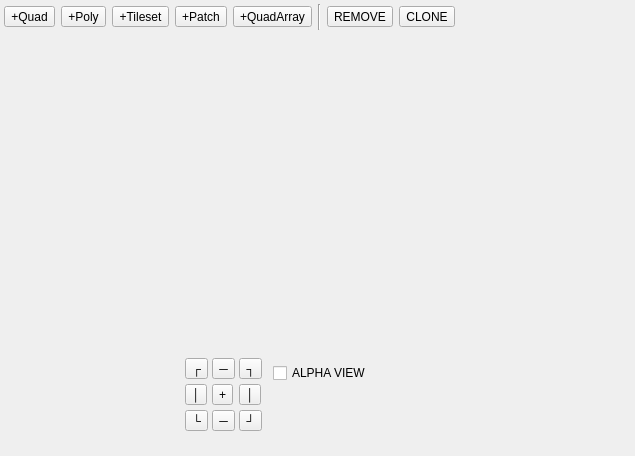
Qt form packages/Mock/DeckEditor/Deck2DEditor.ui (tommo/gii) before a commit.
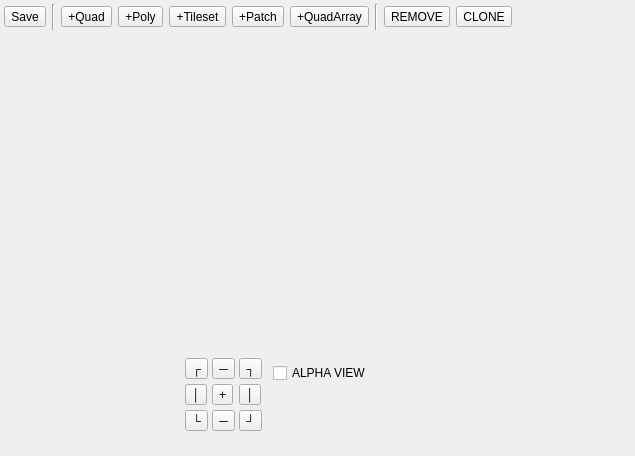
The same form after that commit.

Commit message: new texture manager; deck texture reloader; reorganize editor scene canvas control; add sub grid for canvasgrid

```diff
--- a/packages/Mock/DeckEditor/Deck2DEditor.ui
+++ b/packages/Mock/DeckEditor/Deck2DEditor.ui
@@ -44,6 +44,20 @@
       <property name="margin">
        <number>2</number>
       </property>
+      <item>
+       <widget class="QToolButton" name="toolSave">
+        <property name="text">
+         <string>Save</string>
+        </property>
+       </widget>
+      </item>
+      <item>
+       <widget class="Line" name="line_2">
+        <property name="orientation">
+         <enum>Qt::Vertical</enum>
+        </property>
+       </widget>
+      </item>
       <item>
        <widget class="QToolButton" name="toolAddQuad">
         <property name="text">
```
The commit also changes 56 other files.
